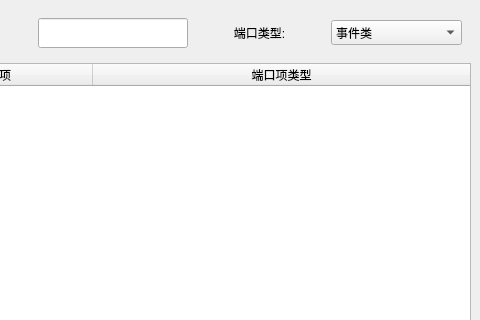
Before: the Qt Designer form SelfWidget/myportoutputdialog.ui in xibeilang524/Graphics, drawn with Qt 5; both pictures show x 117 to 597 and y 0 to 320 of the 597 by 432 pixel window.
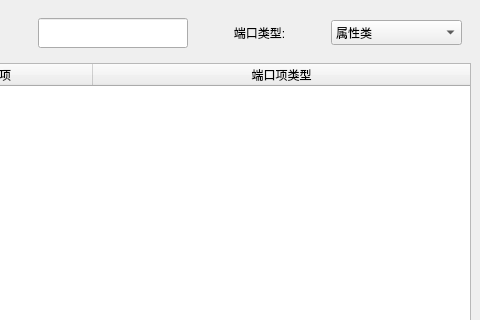
After: the same form once the commit is applied.

Commit message: 完成状态图中处理框属性的添加和保存

Diff of the .ui file:
```diff
--- a/SelfWidget/myportoutputdialog.ui
+++ b/SelfWidget/myportoutputdialog.ui
@@ -79,6 +79,11 @@
              <height>25</height>
             </size>
            </property>
+           <item>
+            <property name="text">
+             <string>属性类</string>
+            </property>
+           </item>
            <item>
             <property name="text">
              <string>事件类</string>
```
The commit also changes 16 other files.
